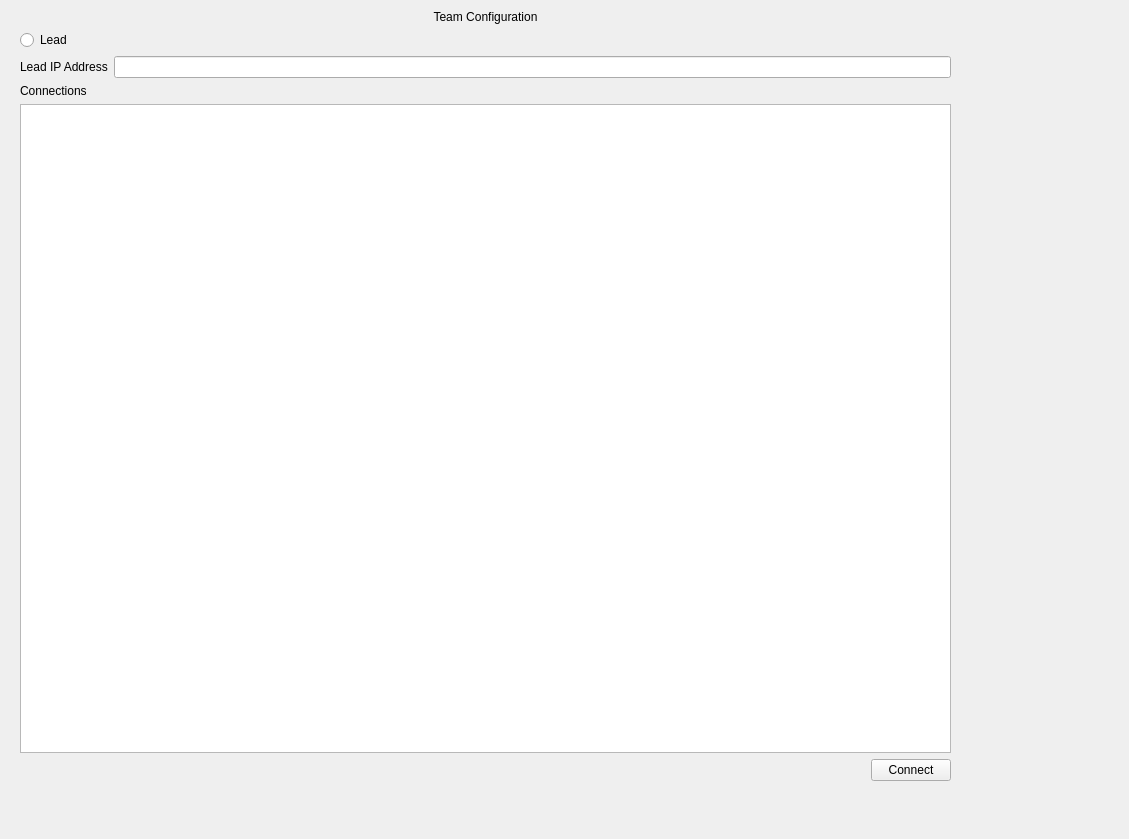
First picture: the form in app/views/ui/PICK_TeamConfig.ui, repository galvarez6/pick-tool-team07-runtime-terror, before the edit.
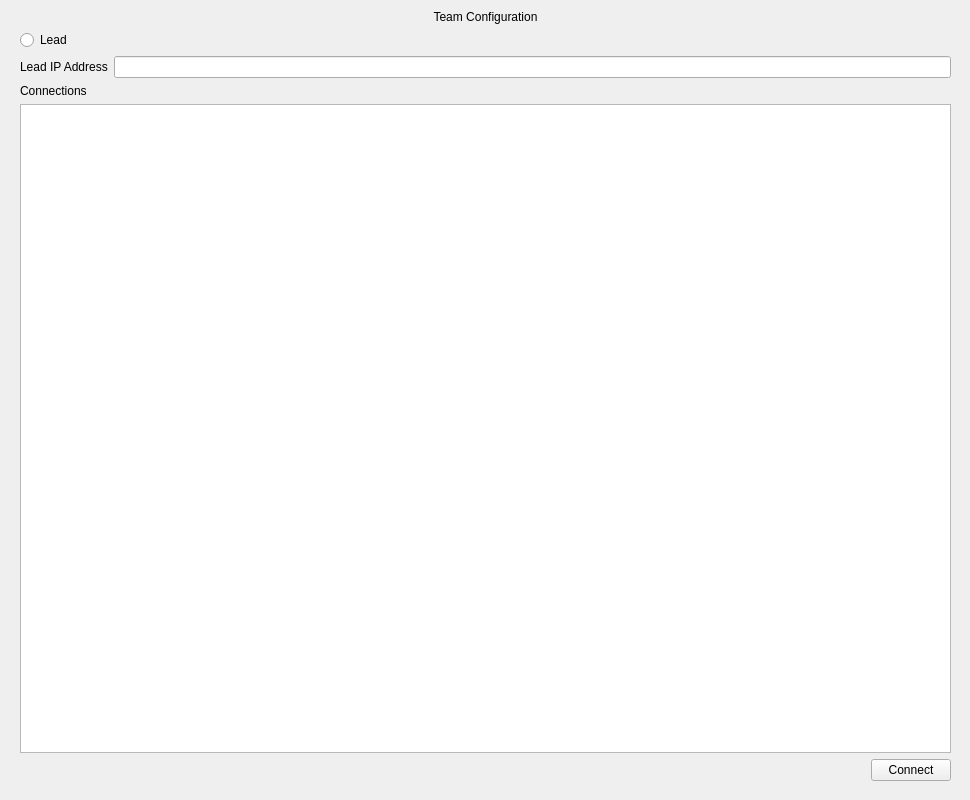
Second picture: the form after the edit.

What changed in the file:
```diff
--- a/app/views/ui/PICK_TeamConfig.ui
+++ b/app/views/ui/PICK_TeamConfig.ui
@@ -6,8 +6,8 @@
    <rect>
     <x>0</x>
     <y>0</y>
-    <width>1129</width>
-    <height>839</height>
+    <width>970</width>
+    <height>800</height>
    </rect>
   </property>
   <property name="windowTitle">
```
